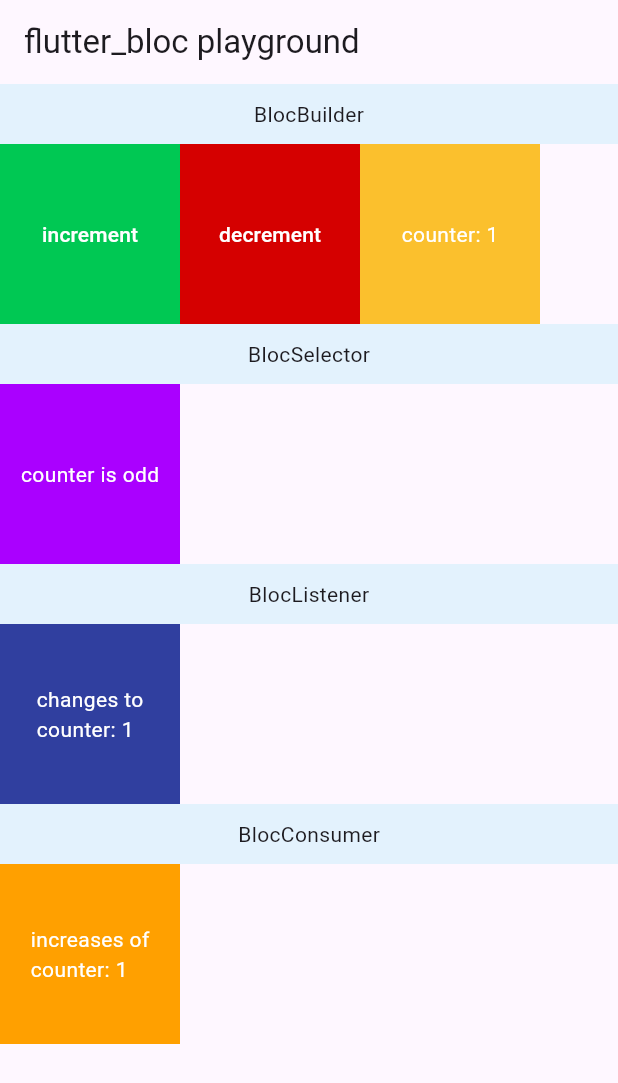
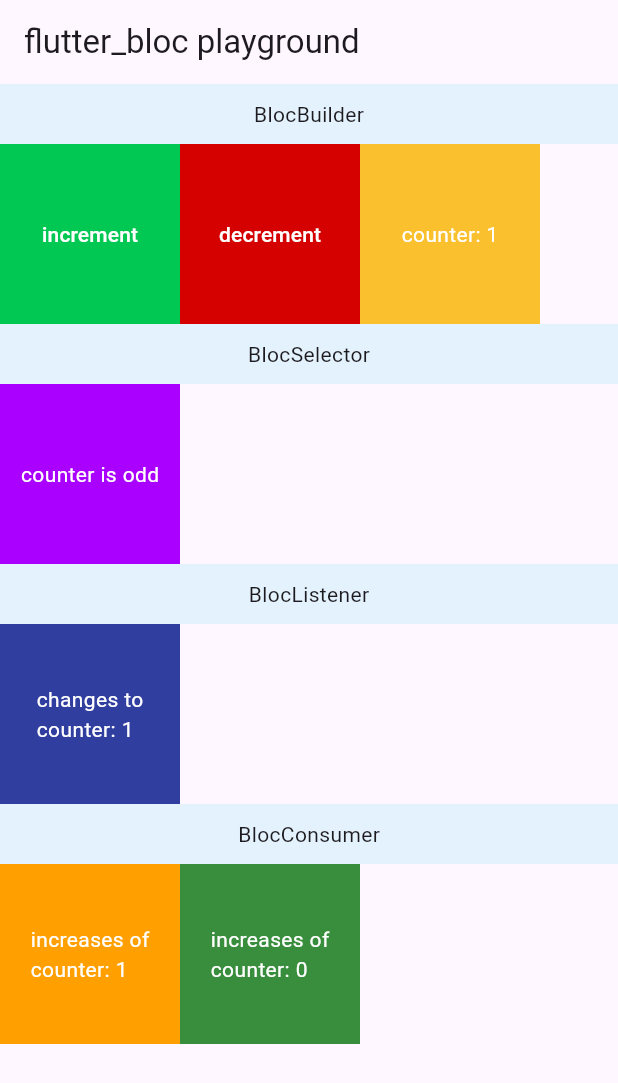
Before and after one commit to zer0cal/flutter_bloc_pg1, a Flutter app: the screen it shows after launch, after a tap on "increment", on a phone screen of 412 x 824 dp. Shown: the top 1083 px of the screen. Run offline on Flutter 3.47's test engine with Material 2 defaults, Android fonts, the phone set to English and light mode, and no system bars; our stand-ins replace bloc, flutter_bloc.

Commit message:
Improved BlocConsumer example

```diff
--- a/lib/components/bloc_consumer_example.dart
+++ b/lib/components/bloc_consumer_example.dart
@@ -4,7 +4,8 @@ import 'package:flutter/material.dart';
 import 'package:flutter_bloc/flutter_bloc.dart';
 import 'package:flutter_bloc_pg1/blocs/counter_bloc.dart';
 
-int count = 0;
+int countOfIncreases = 0;
+int countOfDecreases = 0;
 
 class BlocConsumerExampleWidget extends StatelessWidget {
   const BlocConsumerExampleWidget({Key? key}) : super(key: key);
@@ -24,6 +25,7 @@ class BlocConsumerExampleWidget extends StatelessWidget {
         Row(
           children: const <Widget>[
             CountOfIncreasesOfCounterWidget(),
+            CountOfDecreasesOfCounterWidget(),
           ],
         ),
       ],
@@ -40,7 +42,7 @@ class CountOfIncreasesOfCounterWidget extends StatelessWidget {
     return BlocConsumer<CounterBloc, int>(
       listenWhen: (previous, current) => current > previous,
       listener: (context, state) {
-        count++;
+        countOfIncreases++;
       },
       buildWhen: (previous, current) => current > previous,
       builder: (context, state) {
@@ -51,7 +53,7 @@ class CountOfIncreasesOfCounterWidget extends StatelessWidget {
             height: 120,
             child: Center(
                 child: Text(
-              'increases of\ncounter: $count',
+              'increases of\ncounter: $countOfIncreases',
               softWrap: true,
               style: const TextStyle(color: Colors.white),
             )));
@@ -59,3 +61,32 @@ class CountOfIncreasesOfCounterWidget extends StatelessWidget {
     );
   }
 }
+
+class CountOfDecreasesOfCounterWidget extends StatelessWidget {
+  const CountOfDecreasesOfCounterWidget({Key? key}) : super(key: key);
+
+  @override
+  Widget build(BuildContext context) {
+    dev.log('CountOfDecreasesOfCounterWidget', name: 'BUILD WIDGET');
+    return BlocConsumer<CounterBloc, int>(
+      listenWhen: (previous, current) => current < previous,
+      listener: (context, state) {
+        countOfDecreases++;
+      },
+      buildWhen: (previous, current) => current < previous,
+      builder: (context, state) {
+        dev.log('CountOfDecreasesOfCounterWidget', name: 'BUILD BLOC');
+        return Container(
+            color: Colors.green.shade700,
+            width: 120,
+            height: 120,
+            child: Center(
+                child: Text(
+                  'increases of\ncounter: $countOfDecreases',
+                  softWrap: true,
+                  style: const TextStyle(color: Colors.white),
+                )));
+      },
+    );
+  }
+}
```
